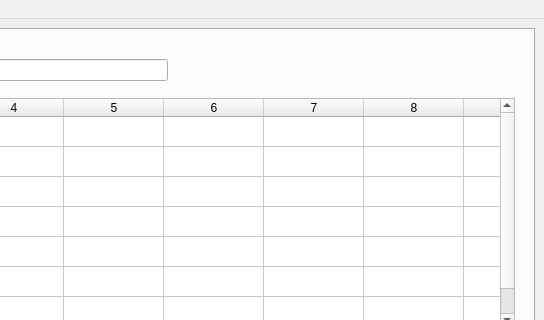
Above: mainwindow.ui from yanglinsensjtu/ELISAtool before the change; both pictures show x 707 to 1251 and y 0 to 320 of the 1251 by 600 pixel window. Below: the same form after it.
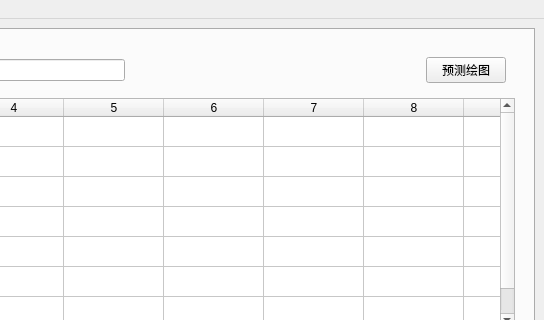
That is the form after the change. Custom widgets are drawn as their Qt base class.

Commit message: 增加预测按钮

What changed in the file:
```diff
--- a/mainwindow.ui
+++ b/mainwindow.ui
@@ -198,6 +198,13 @@
                 </property>
                </spacer>
               </item>
+              <item>
+               <widget class="QPushButton" name="BtnPredictPlot">
+                <property name="text">
+                 <string>预测绘图</string>
+                </property>
+               </widget>
+              </item>
              </layout>
             </widget>
            </item>
```
The commit also changes 3 other files.
